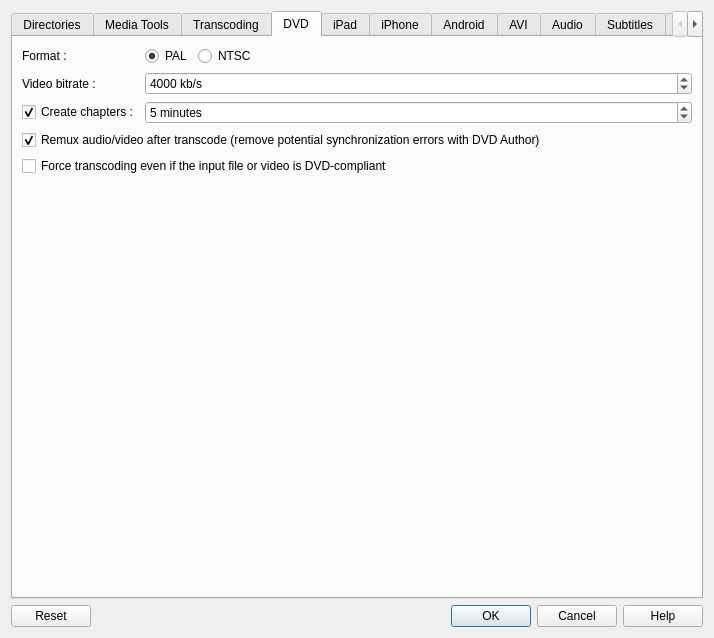
Above: src/QtlMovie/QtlMovieEditSettings.ui from qtlmovie/qtlmovie before the change. Below: the same form after it.
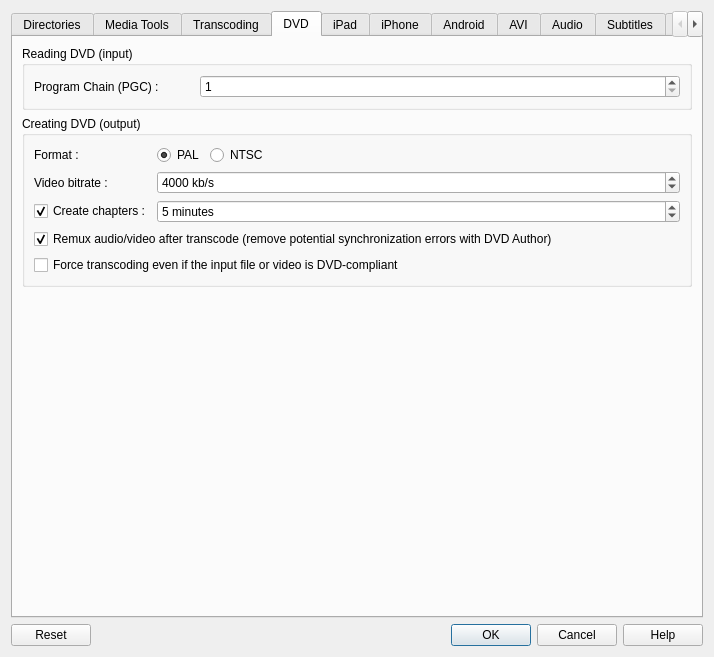
That is the form after the change. The open tabs and pages were chosen to show the change. Icons and pictures are not drawn. Custom widgets are drawn as their Qt base class.

```diff
--- a/src/QtlMovie/QtlMovieEditSettings.ui
+++ b/src/QtlMovie/QtlMovieEditSettings.ui
@@ -7,7 +7,7 @@
     <x>0</x>
     <y>0</y>
     <width>714</width>
-    <height>602</height>
+    <height>657</height>
    </rect>
   </property>
   <property name="windowTitle">
@@ -535,6 +535,56 @@
       <attribute name="title">
        <string>DVD</string>
       </attribute>
+      <layout class="QVBoxLayout" name="layoutDvdTab">
+       <item>
+        <widget class="QGroupBox" name="boxReadingDvd">
+         <property name="title">
+          <string>Reading DVD (input)</string>
+         </property>
+         <layout class="QGridLayout" name="layoutDvdInput">
+          <item row="0" column="0">
+           <widget class="QLabel" name="labelDvdProgramChain">
+            <property name="sizePolicy">
+             <sizepolicy hsizetype="Minimum" vsizetype="Preferred">
+              <horstretch>0</horstretch>
+              <verstretch>0</verstretch>
+             </sizepolicy>
+            </property>
+            <property name="text">
+             <string>Program Chain (PGC) :</string>
+            </property>
+           </widget>
+          </item>
+          <item row="0" column="1" colspan="3">
+           <widget class="QSpinBox" name="spinDvdProgramChain">
+            <property name="sizePolicy">
+             <sizepolicy hsizetype="Expanding" vsizetype="Fixed">
+              <horstretch>0</horstretch>
+              <verstretch>0</verstretch>
+             </sizepolicy>
+            </property>
+            <property name="minimum">
+             <number>1</number>
+            </property>
+            <property name="maximum">
+             <number>256</number>
+            </property>
+            <property name="singleStep">
+             <number>1</number>
+            </property>
+            <property name="value">
+             <number>1</number>
+            </property>
+           </widget>
+          </item>
+         </layout>
+        </widget>
+       </item>
+       <item>
+        <widget class="QGroupBox" name="boxCreatingDvd">
+         <property name="title">
+          <string>Creating DVD (output)</string>
+         </property>
       <layout class="QGridLayout" name="layoutDvdOutput">
        <item row="2" column="0">
         <widget class="QCheckBox" name="checkCreateChapters">
@@ -654,7 +704,10 @@
          </property>
         </widget>
        </item>
-       <item row="5" column="2">
+         </layout>
+        </widget>
+       </item>
+       <item>
         <spacer name="spacerDvd">
          <property name="orientation">
           <enum>Qt::Vertical</enum>
```
Left out of the diff: 102 changed lines with no effect on the pictures. Lines whose indentation alone changed are shown as unchanged.
